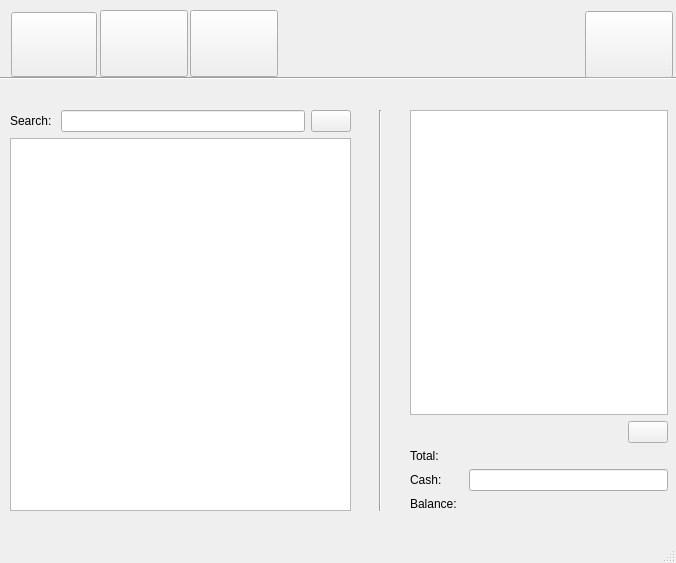
phillipahereza/PiPos, file UI_files/user.ui: the form before one commit.
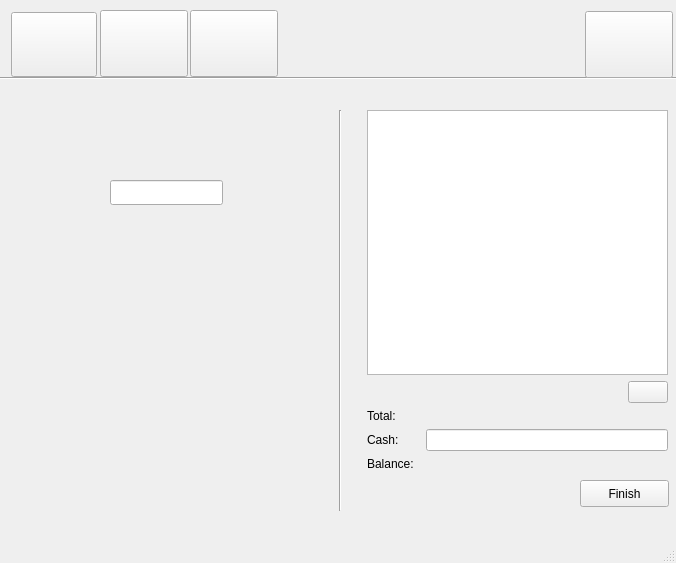
The form after the commit. The open tabs and pages were chosen to show the change. Icons and pictures are not drawn.

What changed in the file:
```diff
--- a/UI_files/user.ui
+++ b/UI_files/user.ui
@@ -53,16 +53,13 @@
      <widget class="QWidget" name="layoutWidget">
       <property name="geometry">
        <rect>
-        <x>400</x>
+        <x>357</x>
         <y>20</y>
-        <width>258</width>
-        <height>401</height>
+        <width>301</width>
+        <height>361</height>
        </rect>
       </property>
       <layout class="QGridLayout" name="gridLayout_3">
-       <item row="0" column="0" colspan="2">
-        <widget class="QListWidget" name="cartListWidget"/>
-       </item>
        <item row="1" column="0">
         <spacer name="horizontalSpacer_3">
          <property name="orientation">
@@ -135,12 +132,15 @@
          </item>
         </layout>
        </item>
+       <item row="0" column="0" colspan="2">
+        <widget class="QTableWidget" name="cartTableWidget"/>
+       </item>
       </layout>
      </widget>
      <widget class="Line" name="line_2">
       <property name="geometry">
        <rect>
-        <x>360</x>
+        <x>320</x>
         <y>20</y>
         <width>20</width>
         <height>401</height>
@@ -150,41 +150,28 @@
        <enum>Qt::Vertical</enum>
       </property>
      </widget>
-     <widget class="QWidget" name="layoutWidget_2">
+     <widget class="QPushButton" name="finishBtn">
       <property name="geometry">
        <rect>
-        <x>0</x>
-        <y>20</y>
-        <width>341</width>
-        <height>401</height>
+        <x>570</x>
+        <y>390</y>
+        <width>89</width>
+        <height>27</height>
        </rect>
       </property>
-      <layout class="QGridLayout" name="gridLayout_2">
-       <item row="0" column="0">
-        <widget class="QLabel" name="label">
-         <property name="text">
-          <string>Search: </string>
-         </property>
-        </widget>
-       </item>
-       <item row="0" column="2">
-        <widget class="QPushButton" name="searchButton">
-         <property name="text">
-          <string/>
-         </property>
-         <property name="icon">
-          <iconset resource="../png/confirmed/resources.qrc">
-           <normaloff>:/images/search.png</normaloff>:/images/search.png</iconset>
-         </property>
-        </widget>
-       </item>
-       <item row="0" column="1">
-        <widget class="QLineEdit" name="searchLineEdit"/>
-       </item>
-       <item row="1" column="0" colspan="3">
-        <widget class="QTableWidget" name="searchTableWidget"/>
-       </item>
-      </layout>
+      <property name="text">
+       <string>Finish</string>
+      </property>
+     </widget>
+     <widget class="QLineEdit" name="lineEdit">
+      <property name="geometry">
+       <rect>
+        <x>100</x>
+        <y>90</y>
+        <width>113</width>
+        <height>25</height>
+       </rect>
+      </property>
      </widget>
     </widget>
     <widget class="QWidget" name="notificationsPage">
```
Left out of the diff: 49 changed lines with no effect on the pictures.
